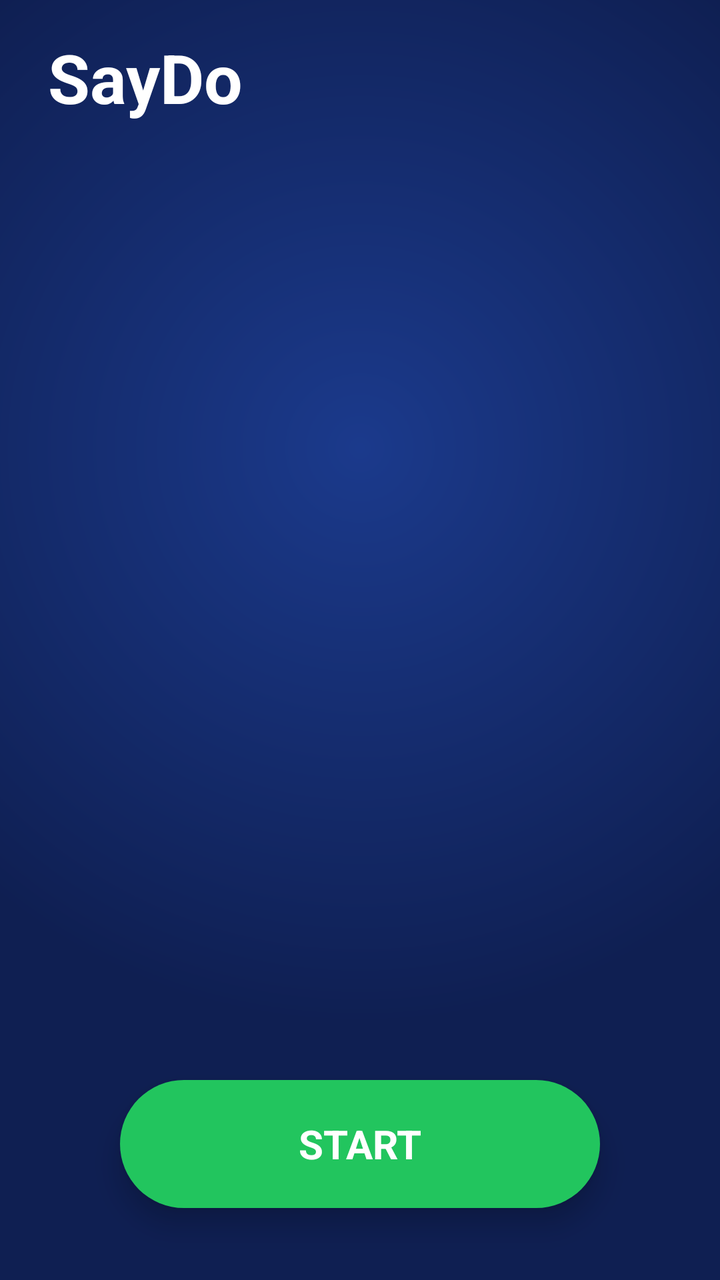
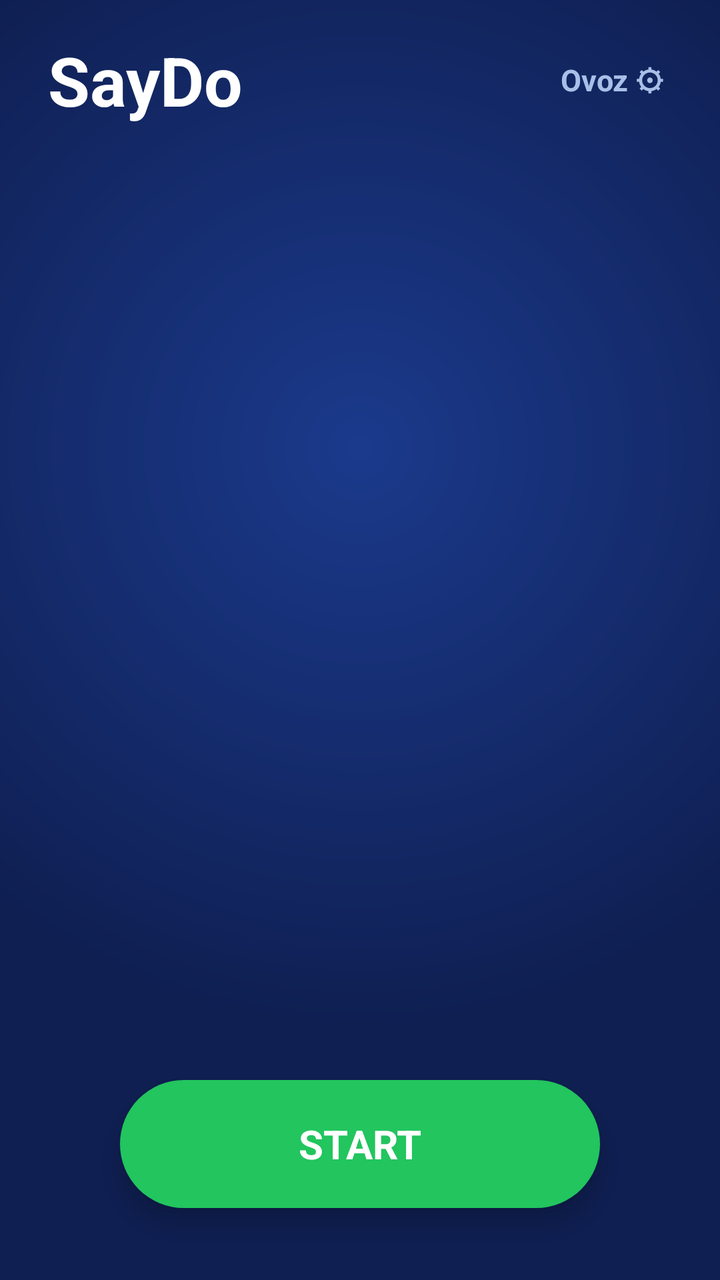

An Android layout rendered at two revisions. The XML below is the earlier revision; the diff shows what the commit changed to produce the second picture.
<!-- AndroidManifest.xml: application theme AppTheme -->
<!-- res/layout/activity_main.xml -->
<?xml version="1.0" encoding="utf-8"?>
<FrameLayout xmlns:android="http://schemas.android.com/apk/res/android"
    android:id="@+id/root"
    android:layout_width="match_parent"
    android:layout_height="match_parent"
    android:background="@drawable/bg_grid_full">

    <LinearLayout
        android:id="@+id/contentLayout"
        android:layout_width="match_parent"
        android:layout_height="match_parent"
        android:orientation="vertical"
        android:paddingTop="16dp">

        <TextView
            android:id="@+id/titleSayDo"
            android:layout_width="match_parent"
            android:layout_height="wrap_content"
            android:paddingHorizontal="24dp"
            android:text="SayDo"
            android:textColor="@color/text_primary"
            android:textSize="34sp"
            android:textStyle="bold" />

        <TextView
            android:id="@+id/hint"
            android:layout_width="match_parent"
            android:layout_height="wrap_content"
            android:paddingHorizontal="24dp"
            android:paddingTop="2dp"
            android:paddingBottom="14dp"
            android:textColor="@color/text_secondary"
            android:textSize="14sp" />

        <androidx.recyclerview.widget.RecyclerView
            android:id="@+id/list"
            android:layout_width="match_parent"
            android:layout_height="0dp"
            android:layout_weight="1"
            android:clipToPadding="false"
            android:paddingHorizontal="16dp"
            android:paddingBottom="120dp" />

        <LinearLayout
            android:id="@+id/empty"
            android:layout_width="match_parent"
            android:layout_height="0dp"
            android:layout_weight="1"
            android:gravity="center"
            android:orientation="vertical"
            android:paddingBottom="100dp"
            android:visibility="gone">

            <TextView
                android:layout_width="wrap_content"
                android:layout_height="wrap_content"
                android:text="@string/empty_title"
                android:textColor="@color/text_primary"
                android:textSize="18sp"
                android:textStyle="bold" />

            <TextView
                android:layout_width="wrap_content"
                android:layout_height="wrap_content"
                android:layout_marginTop="6dp"
                android:text="@string/empty_sub"
                android:textColor="@color/text_secondary"
                android:textSize="14sp" />
        </LinearLayout>
    </LinearLayout>

    <TextView
        android:id="@+id/btnStart"
        android:layout_width="240dp"
        android:layout_height="64dp"
        android:layout_gravity="bottom|center_horizontal"
        android:layout_marginBottom="36dp"
        android:background="@drawable/bg_btn_start"
        android:elevation="8dp"
        android:gravity="center"
        android:text="START"
        android:textColor="@android:color/white"
        android:textSize="20sp"
        android:textStyle="bold" />

</FrameLayout>
<!-- resources referenced by this layout -->
<resources>
  <color name="text_primary">#FFFFFF</color>
  <color name="text_secondary">#A8C0E8</color>
  <!-- drawable bg_btn_start (drawable) -->
  <?xml version="1.0" encoding="utf-8"?>
  <shape xmlns:android="http://schemas.android.com/apk/res/android" android:shape="rectangle">
      <solid android:color="@color/success" />
      <corners android:radius="32dp" />
  </shape>
  <!-- drawable bg_grid_full (drawable) -->
  <?xml version="1.0" encoding="utf-8"?>
  <layer-list xmlns:android="http://schemas.android.com/apk/res/android">
      <item>
          <shape android:shape="rectangle">
              <solid android:color="#152868" />
          </shape>
      </item>
      
      <item>
          <shape android:shape="rectangle">
              <gradient
                  android:type="radial"
                  android:gradientRadius="80%p"
                  android:centerX="0.5"
                  android:centerY="0.35"
                  android:startColor="#1B3A8C"
                  android:endColor="#0F1F52" />
          </shape>
      </item>
  </layer-list>
  <string name="empty_sub">Use the floating START button to record</string>
  <string name="empty_title">No shortcuts yet</string>
  <style name="AppTheme" parent="Theme.MaterialComponents.NoActionBar">
          <item name="android:statusBarColor">@color/bg_deep</item>
          <item name="android:navigationBarColor">@color/bg_deep</item>
          <item name="android:windowBackground">@color/bg</item>
          <item name="android:windowLightStatusBar">false</item>
          <item name="colorPrimary">@color/accent</item>
          <item name="colorOnPrimary">@android:color/white</item>
          <item name="colorSecondary">@color/success</item>
          <item name="android:fontFamily">sans-serif</item>
          <item name="android:textColorPrimary">@color/text_primary</item>
          <item name="android:textColorSecondary">@color/text_secondary</item>
      </style>
  <color name="success">#22C55E</color>
  <color name="bg_deep">#0F1F52</color>
  <color name="bg">#152868</color>
  <color name="accent">#2D8CFF</color>
</resources>

<!-- the commit's change to res/layout/activity_main.xml (unified diff, before → after) -->
@@ -12,15 +12,37 @@
         android:orientation="vertical"
         android:paddingTop="16dp">
 
-        <TextView
-            android:id="@+id/titleSayDo"
+        <LinearLayout
             android:layout_width="match_parent"
             android:layout_height="wrap_content"
-            android:paddingHorizontal="24dp"
-            android:text="SayDo"
-            android:textColor="@color/text_primary"
-            android:textSize="34sp"
-            android:textStyle="bold" />
+            android:gravity="center_vertical"
+            android:orientation="horizontal"
+            android:paddingEnd="16dp">
+
+            <TextView
+                android:id="@+id/titleSayDo"
+                android:layout_width="0dp"
+                android:layout_height="wrap_content"
+                android:layout_weight="1"
+                android:paddingHorizontal="24dp"
+                android:text="SayDo"
+                android:textColor="@color/text_primary"
+                android:textSize="34sp"
+                android:textStyle="bold" />
+
+            <TextView
+                android:id="@+id/btnVoiceGate"
+                android:layout_width="wrap_content"
+                android:layout_height="48dp"
+                android:background="?android:attr/selectableItemBackground"
+                android:contentDescription="Ovoz darvozasi sozlamalari"
+                android:gravity="center"
+                android:paddingHorizontal="12dp"
+                android:text="Ovoz ⚙"
+                android:textColor="@color/text_secondary"
+                android:textSize="15sp"
+                android:textStyle="bold" />
+        </LinearLayout>
 
         <TextView
             android:id="@+id/hint"
